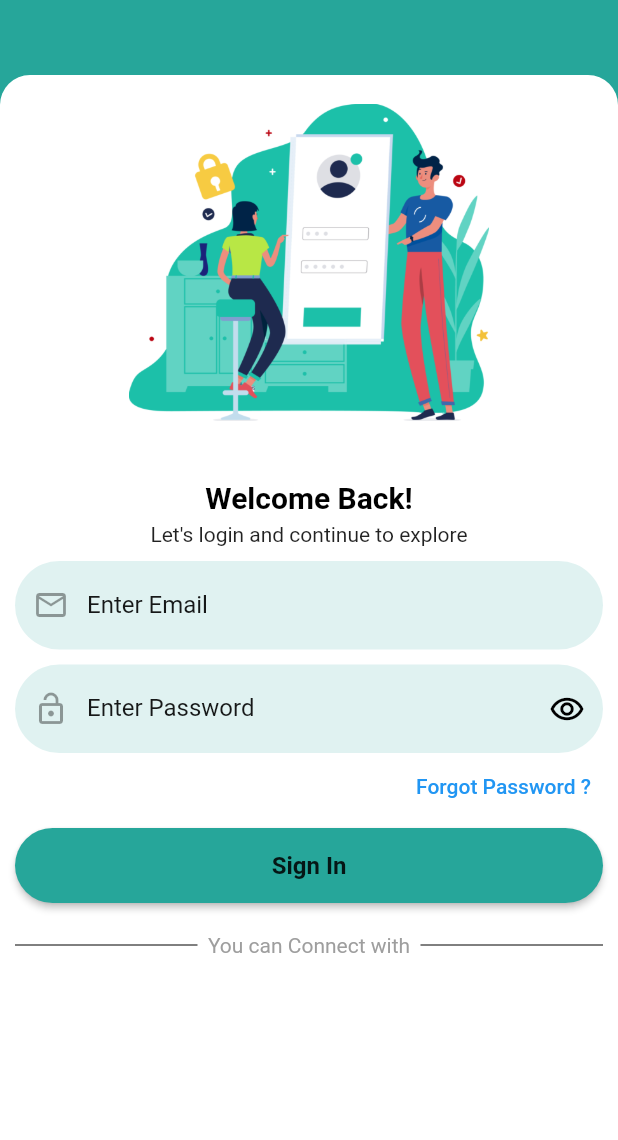
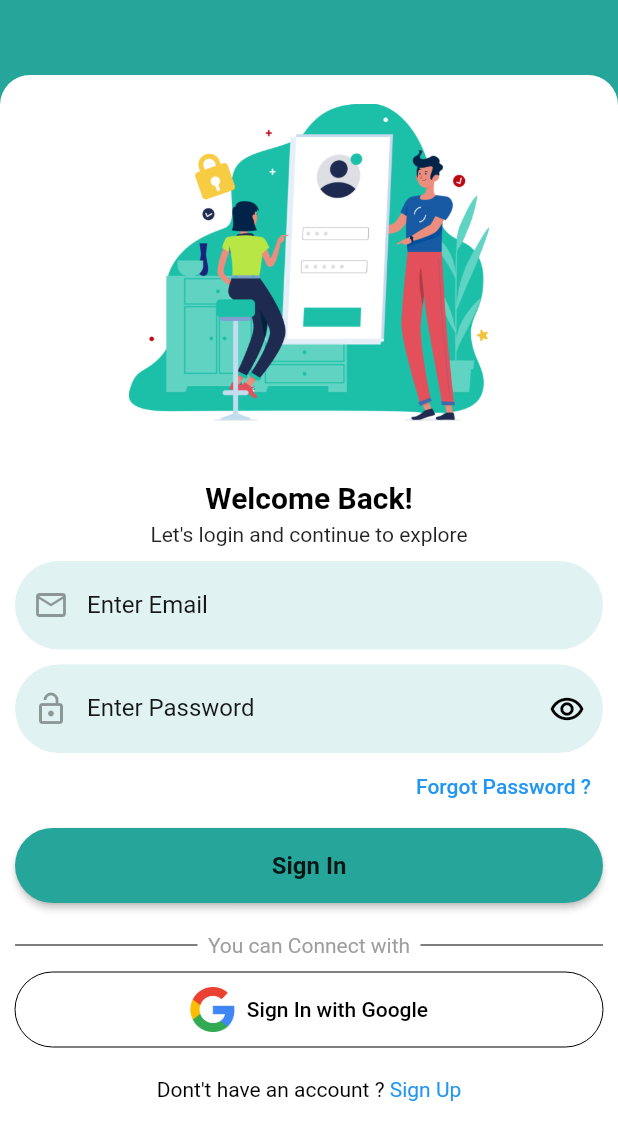
Before and after one commit to hetupatel14/medibuddy, a Flutter app: the screen it shows after launch, on a phone screen of 412 x 824 dp. Shown: the top 1140 px of the screen. Run offline on Flutter 3.47's test engine with Material 2 defaults, Android fonts, the phone set to English and light mode, and no system bars.

Commit message:
added the google sign in button and sign up option in the login screen and navigated the login screen to home screen

```diff
--- a/lib/main.dart
+++ b/lib/main.dart
@@ -1,4 +1,5 @@
 import 'package:flutter/material.dart';
+import 'package:medibuddy/screens/homescreen.dart';
 
 import './screens/login.dart';
 
@@ -28,6 +29,7 @@
         primarySwatch: Colors.blue,
       ),
       home: LoginScreen(),
+      routes: {HomeScreen.routeName: (ctx) => HomeScreen()},
     );
   }
 }
--- a/lib/screens/homescreen.dart
+++ b/lib/screens/homescreen.dart
@@ -1,6 +1,8 @@
 import 'package:flutter/material.dart';
 
 class HomeScreen extends StatelessWidget {
+  static const routeName = '/-homescreen';
+
   const HomeScreen({Key? key}) : super(key: key);
 
   @override
--- a/lib/screens/login.dart
+++ b/lib/screens/login.dart
@@ -3,6 +3,7 @@
 import 'package:flutter/material.dart';
 
 import '../widgets/reusable_widgets.dart';
+import './homescreen.dart';
 
 class LoginScreen extends StatefulWidget {
   const LoginScreen({Key? key}) : super(key: key);
@@ -26,11 +27,13 @@ class _LoginScreenState extends State<LoginScreen> {
         color: Colors.teal[400],
         child: Container(
           decoration: const ShapeDecoration(
-            shape: RoundedRectangleBorder(
-              borderRadius: BorderRadius.only(topLeft: Radius.circular(20), topRight: Radius.circular(20)),
-            ),
-            color: Colors.white),
-            margin: const EdgeInsets.only(top:50),
+              shape: RoundedRectangleBorder(
+                borderRadius: BorderRadius.only(
+                    topLeft: Radius.circular(20),
+                    topRight: Radius.circular(20)),
+              ),
+              color: Colors.white),
+          margin: const EdgeInsets.only(top: 50),
           child: SingleChildScrollView(
             child: Padding(
               padding: const EdgeInsets.all(10),
@@ -43,7 +46,10 @@ class _LoginScreenState extends State<LoginScreen> {
                   const Text(
                     "Welcome Back!",
                     style: TextStyle(
-                        fontWeight: FontWeight.bold, color: Colors.black, fontSize: 20,),
+                      fontWeight: FontWeight.bold,
+                      color: Colors.black,
+                      fontSize: 20,
+                    ),
                     textAlign: TextAlign.left,
                   ),
                   const SizedBox(height: 5),
@@ -56,20 +62,44 @@ class _LoginScreenState extends State<LoginScreen> {
                   const SizedBox(
                     height: 10,
                   ),
-                  reusableTextField("Enter Password", Icons.lock_open_outlined,
-                      true, _passwordTextController, Icons.remove_red_eye_outlined,),
+                  reusableTextField(
+                    "Enter Password",
+                    Icons.lock_open_outlined,
+                    true,
+                    _passwordTextController,
+                    Icons.remove_red_eye_outlined,
+                  ),
                   const SizedBox(
-                  height: 5,
-                ),
+                    height: 5,
+                  ),
                   forgotPassword(context),
-                  loginButtons(context, "Sign In", () {}),
+                  loginButtons(context, "Sign In", () {
+                    Navigator.push(context,
+                        MaterialPageRoute(builder: (context) => HomeScreen()));
+                  }),
                   Row(
                     children: const [
-                      Expanded(child: Divider(color: Colors.black,)),
-                      Text("  You can Connect with  ", style: TextStyle(color: Colors.grey),),
+                      Expanded(
+                          child: Divider(
+                        color: Colors.black,
+                      )),
+                      Text(
+                        "  You can Connect with  ",
+                        style: TextStyle(color: Colors.grey),
+                      ),
                       Expanded(child: Divider(color: Colors.black)),
                     ],
-                  )
+                  ),
+                  googleSignIn(
+                      context,
+                      Image(
+                        image: AssetImage("assets/images/google.png"),
+                        width: 30,
+                        height: 30,
+                      ),
+                      "Sign In with Google",
+                      () {}),
+                  signUpOption(),
                 ],
               ),
             ),
--- a/lib/widgets/reusable_widgets.dart
+++ b/lib/widgets/reusable_widgets.dart
@@ -105,3 +105,53 @@ Widget forgotPassword(BuildContext context) {
         onPressed: () {}),
   );
 }
+
+Widget googleSignIn(
+    BuildContext context, Image image, String title, Function onTap) {
+  return Container(
+    width: MediaQuery.of(context).size.width,
+    height: 50,
+    margin: const EdgeInsets.fromLTRB(0, 10, 0, 20),
+    decoration: BoxDecoration(borderRadius: BorderRadius.circular(20)),
+    child: TextButton.icon(
+      onPressed: () {
+        onTap();
+      },
+      icon: image,
+      label: Text(title,
+          style: TextStyle(
+            color: Colors.black,
+          )),
+      style: ButtonStyle(
+        backgroundColor: MaterialStateProperty.resolveWith((states) {
+          if (states.contains(MaterialState.pressed)) {
+            return Colors.black26;
+          }
+          return Colors.white;
+        }),
+        shape: MaterialStateProperty.all<RoundedRectangleBorder>(
+          RoundedRectangleBorder(
+            borderRadius: BorderRadius.circular(30),
+            side: BorderSide(
+                color: Colors.black, width: 0, style: BorderStyle.solid),
+          ),
+        ),
+      ),
+    ),
+  );
+}
+
+Row signUpOption() {
+  return Row(
+    mainAxisAlignment: MainAxisAlignment.center,
+    children: [
+      const Text(
+        "Dont't have an account ? ",
+        style: TextStyle(color: Colors.black),
+      ),
+      GestureDetector(
+          onTap: () {},
+          child: const Text("Sign Up", style: TextStyle(color: Colors.blue))),
+    ],
+  );
+}
--- a/pubspec.yaml
+++ b/pubspec.yaml
@@ -60,7 +60,7 @@ flutter:
   # To add assets to your application, add an assets section, like this:
   assets:
     - assets/images/login1.png
-
+    - assets/images/google.png
 
   # An image asset can refer to one or more resolution-specific "variants", see
   # https://flutter.dev/assets-and-images/#resolution-aware.
```
Also changed, not shown: assets/images/google.png (added).
